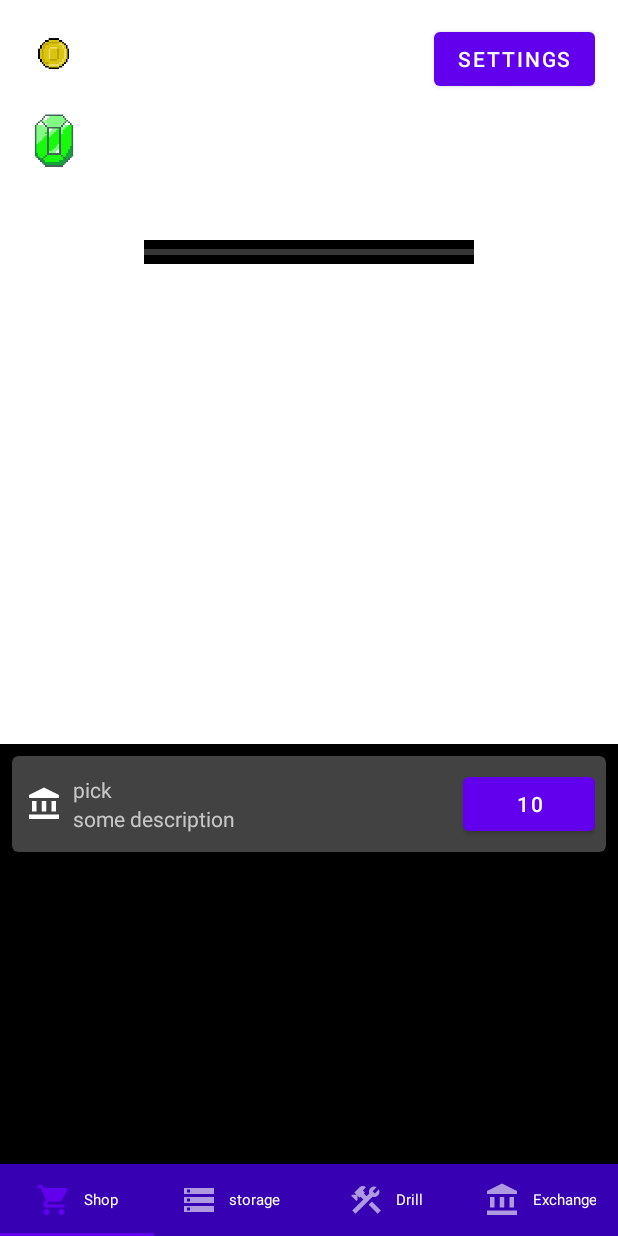
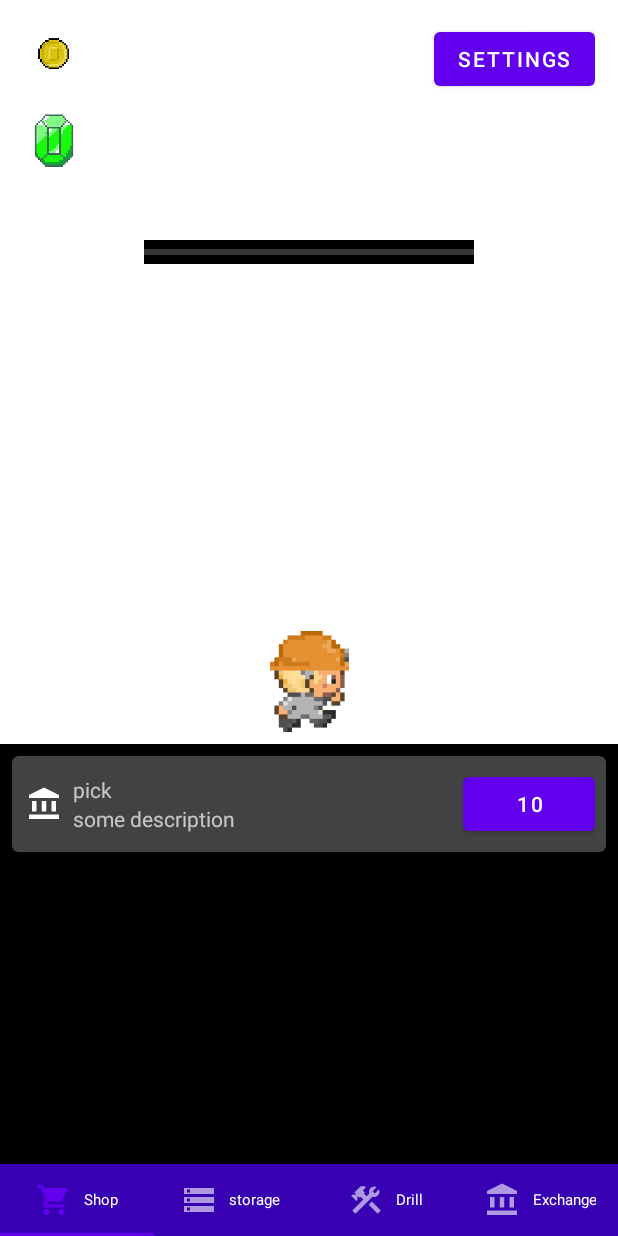
Before and after one commit to VitaliKhileuski/MinerClicker, an Android app: the screen it shows after launch (MainActivity), on a phone screen of 412 x 824 dp. Run offline under Robolectric (Android 15) with nearby library versions, the phone set to English and light mode, and no system bars; our stand-ins replace data binding; 6 statements that could not run were skipped.

Commit message:
miner icon

```diff
--- a/Miner_Clicker/app/src/main/res/layout/fragment_main_game_action.xml
+++ b/Miner_Clicker/app/src/main/res/layout/fragment_main_game_action.xml
@@ -123,7 +123,12 @@
                 android:layout_column="0"
                 android:layout_columnSpan="1"
                 android:onClick="@{() -> viewModel.Click()}">
-
+                    <ImageView
+                        android:layout_width="wrap_content"
+                        android:layout_height="wrap_content"
+                        android:src="@mipmap/ic_miner"
+                        android:layout_centerInParent="true"
+                        ></ImageView>
             </RelativeLayout>
         </GridLayout>
 
--- /dev/null
+++ b/Miner_Clicker/app/src/main/res/mipmap-anydpi-v26/ic_miner.xml
@@ -0,0 +1,5 @@
+<?xml version="1.0" encoding="utf-8"?>
+<adaptive-icon xmlns:android="http://schemas.android.com/apk/res/android">
+    <background android:drawable="@color/ic_miner_background"/>
+    <foreground android:drawable="@mipmap/ic_miner_foreground"/>
+</adaptive-icon>
--- /dev/null
+++ b/Miner_Clicker/app/src/main/res/mipmap-anydpi-v26/ic_miner_round.xml
@@ -0,0 +1,5 @@
+<?xml version="1.0" encoding="utf-8"?>
+<adaptive-icon xmlns:android="http://schemas.android.com/apk/res/android">
+    <background android:drawable="@color/ic_miner_background"/>
+    <foreground android:drawable="@mipmap/ic_miner_foreground"/>
+</adaptive-icon>
--- /dev/null
+++ b/Miner_Clicker/app/src/main/res/values/ic_miner_background.xml
@@ -0,0 +1,4 @@
+<?xml version="1.0" encoding="utf-8"?>
+<resources>
+    <color name="ic_miner_background">#FFFFFF</color>
+</resources>
```
Also changed, not shown: Miner_Clicker/app/src/main/ic_miner-playstore.png (added), Miner_Clicker/app/src/main/res/mipmap-hdpi/ic_miner.png (added), Miner_Clicker/app/src/main/res/mipmap-hdpi/ic_miner_foreground.png (added), Miner_Clicker/app/src/main/res/mipmap-hdpi/ic_miner_round.png (added), Miner_Clicker/app/src/main/res/mipmap-mdpi/ic_miner.png (added), Miner_Clicker/app/src/main/res/mipmap-mdpi/ic_miner_foreground.png (added), Miner_Clicker/app/src/main/res/mipmap-mdpi/ic_miner_round.png (added), Miner_Clicker/app/src/main/res/mipmap-xhdpi/ic_miner.png (added), Miner_Clicker/app/src/main/res/mipmap-xhdpi/ic_miner_foreground.png (added), Miner_Clicker/app/src/main/res/mipmap-xhdpi/ic_miner_round.png (added), Miner_Clicker/app/src/main/res/mipmap-xxhdpi/ic_miner.png (added), Miner_Clicker/app/src/main/res/mipmap-xxhdpi/ic_miner_foreground.png (added), Miner_Clicker/app/src/main/res/mipmap-xxhdpi/ic_miner_round.png (added), Miner_Clicker/app/src/main/res/mipmap-xxxhdpi/ic_miner.png (added), 2 more files.
